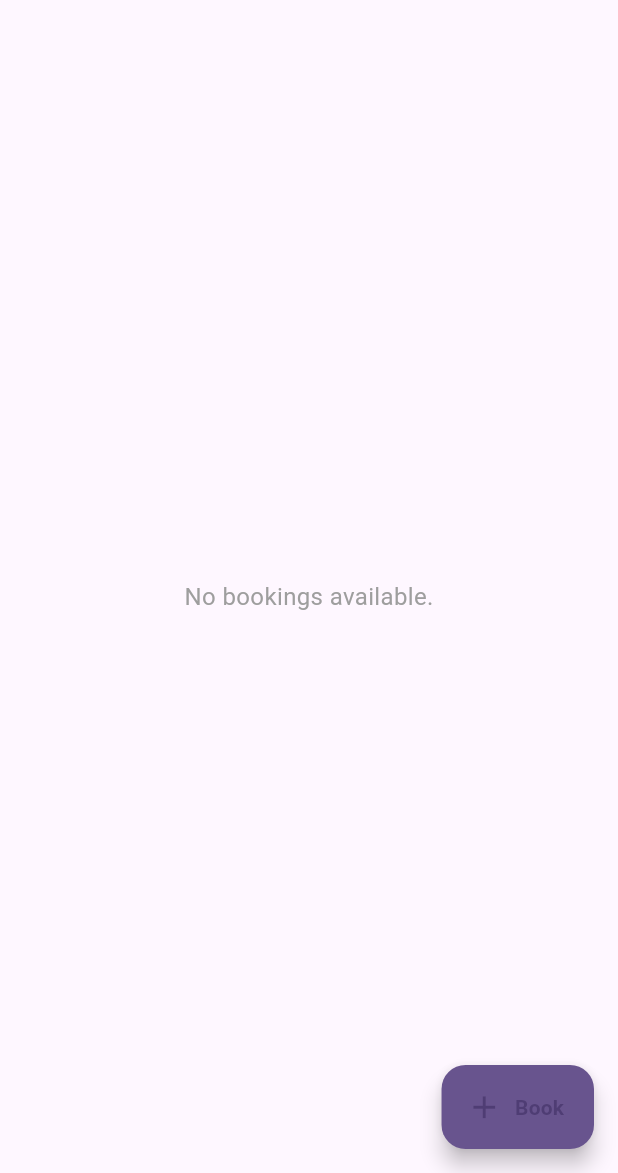
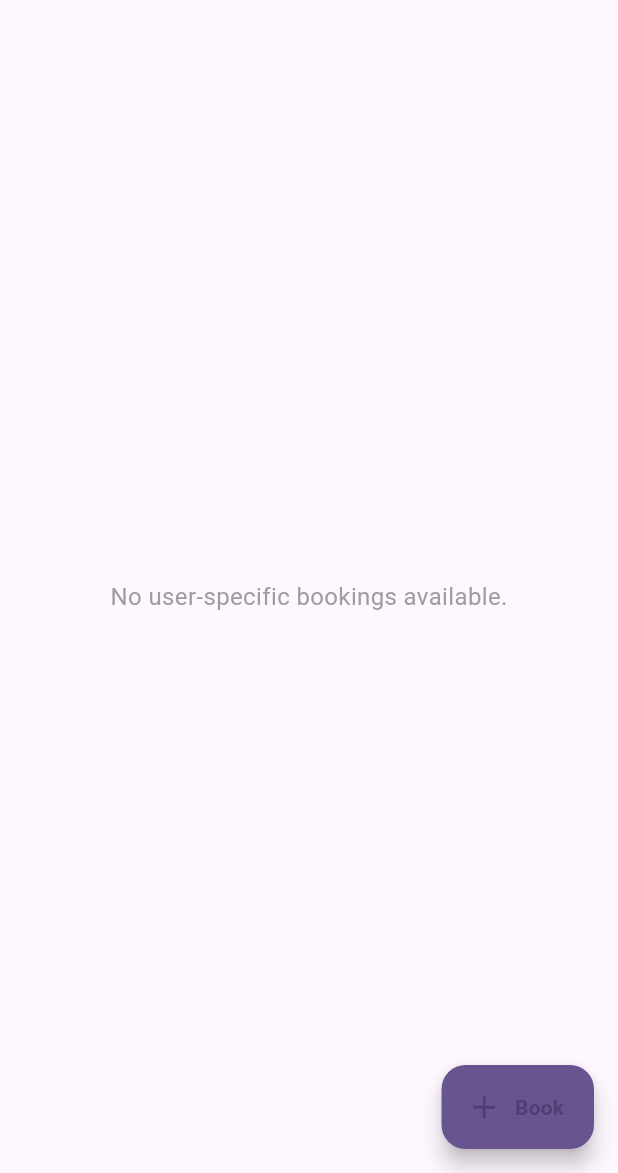
Before and after one commit to jasimrazi/VenueBookingApp, a Flutter app: the ProfilePage screen opened directly, after a tap on "Log Out", on a phone screen of 412 x 824 dp, the part 63-1236 px from its top. Run offline on Flutter 3.47's test engine with Material 3 defaults, Android fonts, the phone set to English and light mode, and no system bars; our stand-ins replace cloud_firestore, firebase_auth, firebase_core, firebase_storage, google_sign_in, image_picker; missing offline and left inert: scroll_datetime_picker; accounts and stored records are empty; network calls fail.

Commit message:
Add admin access

```diff
--- a/lib/homepage.dart
+++ b/lib/homepage.dart
@@ -1,8 +1,9 @@
 import 'package:flutter/material.dart';
-import 'package:venuebooking/appbar.dart';
-import 'package:venuebooking/loginstatus.dart';
 import 'package:cloud_firestore/cloud_firestore.dart';
 import 'package:firebase_auth/firebase_auth.dart';
+import 'package:venuebooking/appbar.dart';
+import 'package:venuebooking/events.dart';
+import 'package:venuebooking/loginstatus.dart';
 
 class HomePage extends StatefulWidget {
   const HomePage({Key? key}) : super(key: key);
@@ -17,13 +18,62 @@ class _HomePageState extends State<HomePage> {
 
   List<DocumentSnapshot> bookings = [];
   bool isLoading = false;
+  bool isAdmin = false;
 
-  // Fetch bookings for the current user
+  // Check if the user is admin
+  Future<bool> _checkIfAdmin() async {
+    User? user = _auth.currentUser;
+
+    if (user != null) {
+      String userId = user.email!;
+
+      try {
+        DocumentSnapshot userSnapshot =
+            await _firestore.collection('users').doc(userId).get();
+
+        if (userSnapshot.exists) {
+          bool userIsAdmin = userSnapshot['isAdmin'] ?? false;
+          print('User is admin: $userIsAdmin');
+          return userIsAdmin;
+        } else {
+          print('User document exists but isAdmin field is missing or null');
+          return false;
+        }
+      } catch (e) {
+        print('Error fetching user document: $e');
+        return false;
+      }
+    } else {
+      print('No user signed in.');
+      return false;
+    }
+  }
+
+  // Fetch bookings for the current user or all bookings if the user is an admin
   Future<void> _fetchBookings() async {
     setState(() {
       isLoading = true;
     });
 
+    // Check if the user is an admin
+    isAdmin = await _checkIfAdmin();
+
+    print('isAdmin: $isAdmin');
+
+    if (isAdmin) {
+      // Fetch all bookings for admins
+      await _firestore
+          .collection('Bookings')
+          .orderBy('timestamp', descending: true)
+          .get()
+          .then((QuerySnapshot querySnapshot) {
+        setState(() {
+          bookings = querySnapshot.docs;
+          isLoading = false;
+        });
+      });
+    } else {
+      // Fetch user-specific bookings
       User? user = _auth.currentUser;
 
       if (user != null) {
@@ -47,6 +97,7 @@ class _HomePageState extends State<HomePage> {
           bookings = [];
           isLoading = false;
         });
+      }
     }
   }
 
@@ -115,7 +166,9 @@ class _HomePageState extends State<HomePage> {
                                       ),
                                     )
                                   : Text(
-                                      'No bookings available.',
+                                      isAdmin
+                                          ? 'No bookings available.'
+                                          : 'No user-specific bookings available.',
                                       style: TextStyle(
                                         fontSize: 16,
                                         color: Colors.grey,
@@ -130,8 +183,7 @@ class _HomePageState extends State<HomePage> {
                                     as Map<String, dynamic>;
 
                                 return Dismissible(
-                                  key: Key(bookings[index]
-                                      .id), // Ensure a unique key
+                                  key: Key(bookings[index].id),
                                   confirmDismiss:
                                       (DismissDirection direction) async {
                                     return await showDialog(
@@ -140,7 +192,8 @@ class _HomePageState extends State<HomePage> {
                                         return AlertDialog(
                                           title: const Text("Confirm"),
                                           content: const Text(
-                                              "Are you sure you want to remove this booking?"),
+                                            "Are you sure you want to remove this booking?",
+                                          ),
                                           actions: <Widget>[
                                             TextButton(
                                               onPressed: () =>
@@ -164,7 +217,6 @@ class _HomePageState extends State<HomePage> {
                                     );
                                   },
                                   onDismissed: (direction) async {
-                                    // Handle the dismissal here, e.g., delete from Firebase
                                     try {
                                       await _firestore
                                           .collection('Bookings')
@@ -172,7 +224,6 @@ class _HomePageState extends State<HomePage> {
                                           .delete();
                                     } catch (e) {
                                       print('Error deleting document: $e');
-                                      // Handle error (e.g., show a snackbar)
                                     }
                                   },
                                   background: Container(
@@ -184,14 +235,30 @@ class _HomePageState extends State<HomePage> {
                                       color: Colors.white,
                                     ),
                                   ),
+                                  child: GestureDetector(
+                                    onTap: () {
+                                      if (isAdmin) {
+                                        Navigator.push(
+                                          context,
+                                          MaterialPageRoute(
+                                            builder: (context) => AllEvents(
+                                              eventId: bookings[index].id,
+                                              isAdmin: isAdmin,
+
+                                            ),
+                                          ),
+                                        );
+                                      }
+                                    },
                                     child: Container(
                                       margin: EdgeInsets.all(8.0),
                                       padding: EdgeInsets.all(16.0),
                                       decoration: BoxDecoration(
                                         color: Colors.white,
-                                      border:
-                                          Border.all(color: Colors.deepPurple),
-                                      borderRadius: BorderRadius.circular(10.0),
+                                        border: Border.all(
+                                            color: Colors.deepPurple),
+                                        borderRadius:
+                                            BorderRadius.circular(10.0),
                                       ),
                                       child: Row(
                                         mainAxisAlignment:
@@ -230,6 +297,7 @@ class _HomePageState extends State<HomePage> {
                                         ],
                                       ),
                                     ),
+                                  ),
                                 );
                               },
                             ),
```
Also changed, not shown: lib/events.dart (added, +136 -0 lines), lib/loginpage.dart (+6 -6 lines), lib/profile.dart (+8 -0 lines), lib/registerpage.dart (+30 -0 lines). Lines whose indentation alone changed are shown as unchanged.
